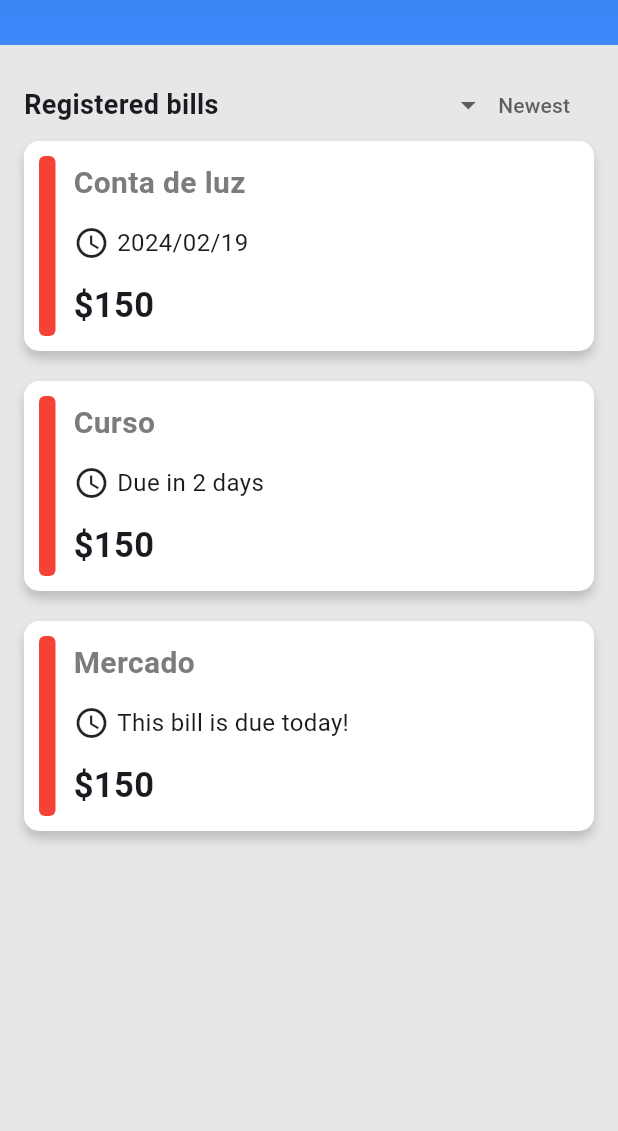
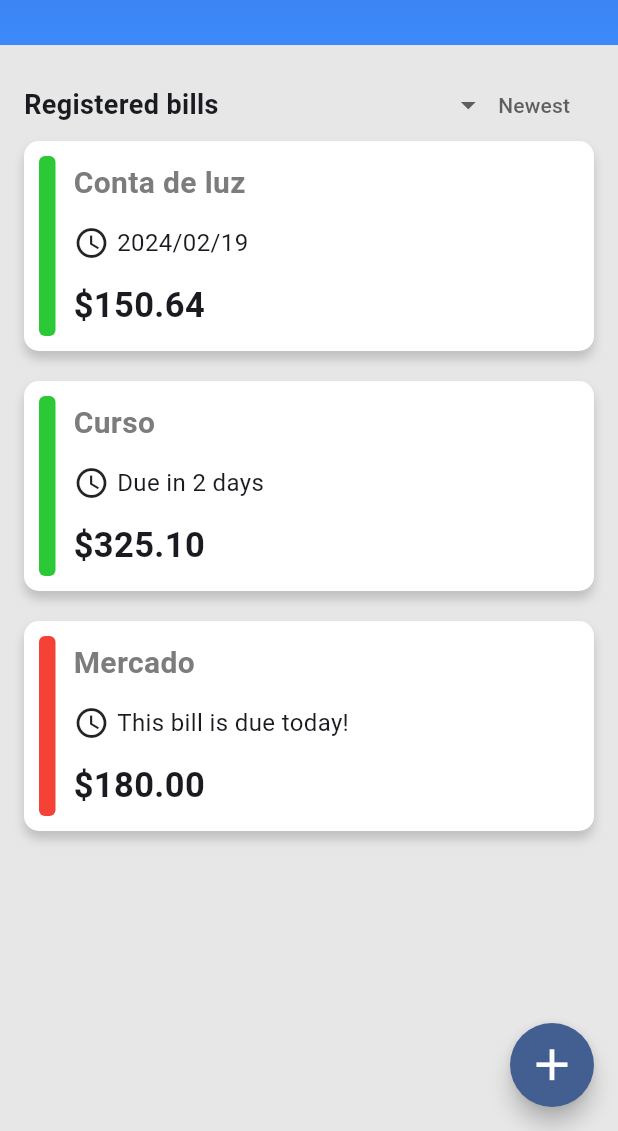
Before and after one commit to rony646/bill-buddy, a Flutter app: the screen it shows after launch, on a phone screen of 412 x 824 dp, the part 105-1236 px from its top. Run offline on Flutter 3.47's test engine with Material 3 defaults, Android fonts, the phone set to English and light mode, and no system bars.

Commit message:
feat: created card status and float button

```diff
--- a/lib/main.dart
+++ b/lib/main.dart
@@ -1,5 +1,7 @@
+import 'package:bill_buddy/screens/create_bill.dart';
 import 'package:bill_buddy/screens/home.dart';
 import 'package:bill_buddy/themes/main_theme.dart';
+import 'package:bill_buddy/utils/routes.dart';
 import 'package:flutter/material.dart';
 
 void main() {
@@ -14,7 +16,11 @@ class MyApp extends StatelessWidget {
   Widget build(BuildContext context) {
     return MaterialApp(
       theme: mainTheme,
-      home: const Home(),
+      initialRoute: Routes.home,
+      routes: {
+        Routes.home: (context) => const Home(),
+        Routes.create: (context) => const CreateBill(),
+      },
     );
   }
 }
--- /dev/null
+++ b/lib/screens/create_bill.dart
@@ -0,0 +1,17 @@
+import 'package:flutter/material.dart';
+
+class CreateBill extends StatelessWidget {
+  const CreateBill({super.key});
+
+  @override
+  Widget build(BuildContext context) {
+    return Scaffold(
+      appBar: AppBar(
+        title: const Text('Create a new bill'),
+      ),
+      body: const Center(
+        child: Text('Form aqui'),
+      ),
+    );
+  }
+}
--- a/lib/screens/home.dart
+++ b/lib/screens/home.dart
@@ -8,7 +8,20 @@ class Home extends StatelessWidget {
   @override
   Widget build(BuildContext context) {
     return Scaffold(
-        backgroundColor: Color.fromARGB(255, 231, 231, 231),
+        backgroundColor: const Color.fromARGB(255, 231, 231, 231),
+        floatingActionButton: FloatingActionButton(
+          onPressed: () {
+            print('Navegar aqui');
+          },
+          backgroundColor: Theme.of(context).primaryColor,
+          foregroundColor: const Color(0xFFFFFFFF),
+          shape: const RoundedRectangleBorder(
+            borderRadius: BorderRadius.all(
+              Radius.circular(50),
+            ),
+          ),
+          child: const Icon(Icons.add, size: 35),
+        ),
         appBar: AppBar(
           toolbarHeight: 100,
           flexibleSpace: Container(
@@ -46,9 +59,16 @@ class Home extends StatelessWidget {
               const ItemsFilter(),
               Column(
                 children: [
-                  BillCard('Conta de luz', DateTime(2024, 2, 19)),
-                  BillCard('Curso', DateTime(2024, 2, 25)),
-                  BillCard('Mercado', DateTime.now())
+                  BillCard(
+                      'Conta de luz',
+                      DateTime(
+                        2024,
+                        2,
+                        19,
+                      ),
+                      150.64),
+                  BillCard('Curso', DateTime(2024, 2, 25), 325.10),
+                  BillCard('Mercado', DateTime.now(), 180)
                 ],
               )
             ],
--- /dev/null
+++ b/lib/utils/routes.dart
@@ -0,0 +1,4 @@
+class Routes {
+  static const home = '/';
+  static const create = '/create';
+}
--- a/lib/widgets/bill_card.dart
+++ b/lib/widgets/bill_card.dart
@@ -2,18 +2,11 @@ import 'package:flutter/material.dart';
 import 'package:intl/intl.dart';
 
 class BillCard extends StatelessWidget {
-  /*
-
-    To do:
-      - Add status color logic
-      - Receive bill value via parameter
-
-  */
-
   final String title;
   final DateTime dueDate;
+  final double billValue;
 
-  const BillCard(this.title, this.dueDate, {super.key});
+  const BillCard(this.title, this.dueDate, this.billValue, {super.key});
 
   String _getDaysToDueText() {
     final today = DateTime.now();
@@ -32,6 +25,12 @@ class BillCard extends StatelessWidget {
 
   @override
   Widget build(BuildContext context) {
+    Color dueColor = const Color(0xFF2BC936);
+
+    if (dueDate.difference(DateTime.now()).inDays == 0) {
+      dueColor = const Color(0xFFF44336);
+    }
+
     return Container(
       height: 140,
       width: double.infinity,
@@ -49,13 +48,13 @@ class BillCard extends StatelessWidget {
         ],
       ),
       child: Row(children: [
-        const SizedBox(
+        SizedBox(
           height: 120,
           width: 11,
           child: DecoratedBox(
               decoration: BoxDecoration(
-            borderRadius: BorderRadius.all(Radius.circular(4)),
-            color: Colors.red,
+            borderRadius: const BorderRadius.all(Radius.circular(4)),
+            color: dueColor,
           )),
         ),
         Container(
@@ -82,9 +81,10 @@ class BillCard extends StatelessWidget {
                   style: const TextStyle(fontSize: 16),
                 )
               ]),
-              const Text(
-                '\$150',
-                style: TextStyle(fontWeight: FontWeight.bold, fontSize: 23),
+              Text(
+                '\$${billValue.toStringAsFixed(2)}',
+                style:
+                    const TextStyle(fontWeight: FontWeight.bold, fontSize: 23),
               ),
             ],
           ),
```
